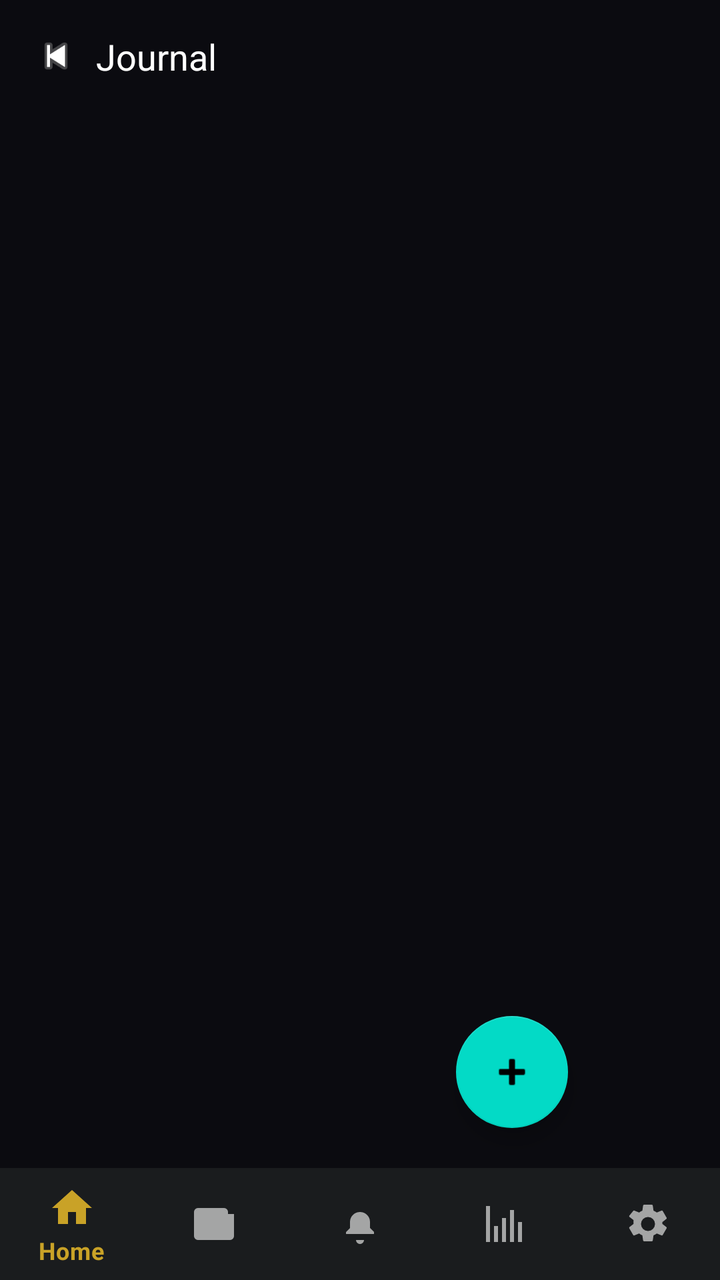
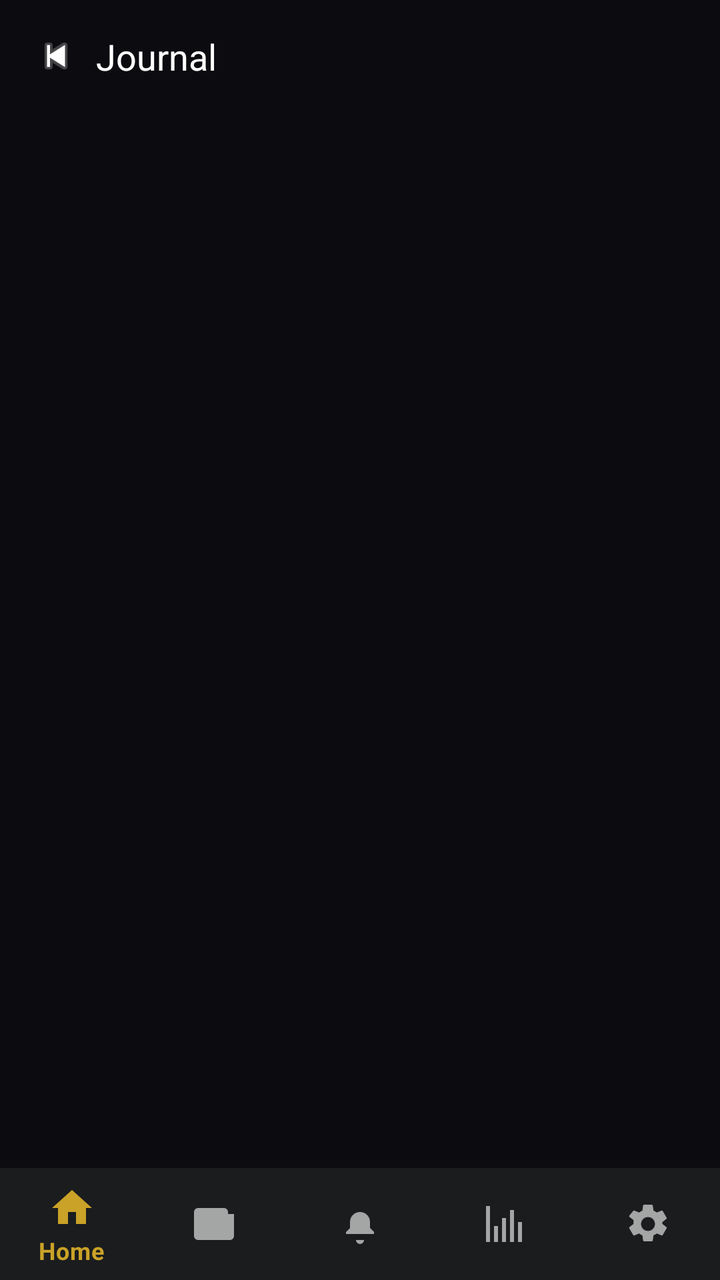

Before-and-after screenshots of an Android layout around one commit, followed by the original layout XML and the change that was made.
<!-- AndroidManifest.xml: activity theme Theme.SniperFlow -->
<!-- res/layout/activity_journal.xml -->
<?xml version="1.0" encoding="utf-8"?>
<FrameLayout xmlns:android="http://schemas.android.com/apk/res/android"
    xmlns:app="http://schemas.android.com/apk/res-auto"
    android:layout_width="match_parent" android:layout_height="match_parent">

    <LinearLayout android:orientation="vertical"
        android:layout_width="match_parent" android:layout_height="match_parent">

        <LinearLayout android:layout_width="match_parent" android:layout_height="wrap_content"
            android:orientation="horizontal" android:padding="16dp" android:gravity="center_vertical">
            <ImageView android:id="@+id/btnBack" android:layout_width="24dp" android:layout_height="24dp"
                android:src="@android:drawable/ic_media_previous" android:contentDescription="Back"/>
            <TextView android:id="@+id/title"
                android:layout_width="0dp" android:layout_height="wrap_content" android:layout_weight="1"
                android:text="Journal" android:textSize="18sp" android:layout_marginStart="8dp"/>
        </LinearLayout>

        <FrameLayout
            android:id="@+id/container"
            android:layout_width="match_parent"
            android:layout_height="0dp"
            android:layout_weight="1" >

            <com.google.android.material.floatingactionbutton.FloatingActionButton
                android:id="@+id/fabAddJournal"
                android:layout_width="wrap_content"
                android:layout_height="wrap_content"
                android:layout_gravity="end|bottom"
                android:layout_margin="76dp"
                android:src="@android:drawable/ic_input_add" />
        </FrameLayout>
    </LinearLayout>

    <com.google.android.material.bottomnavigation.BottomNavigationView
        android:id="@+id/bottomNav"
        android:layout_width="match_parent"
        android:layout_height="wrap_content"
        android:layout_gravity="bottom"
        app:menu="@menu/menu_bottom_nav" />

</FrameLayout>
<!-- resources referenced by this layout -->
<resources>
  <style name="Theme.SniperFlow" parent="Theme.MaterialComponents.DayNight.NoActionBar">
          <item name="android:colorBackground">@color/colorBackground</item>
          <item name="android:textColor">@color/colorOnBackground</item>
          <item name="colorPrimary">@color/colorPrimary</item>
          <item name="colorOnPrimary">@color/colorOnPrimary</item>
          <item name="colorSurface">@color/colorSurface</item>
          <item name="colorOnSurface">@color/colorOnSurface</item>
          <item name="android:fontFamily">sans-serif</item>
          <item name="materialButtonStyle">@style/Widget.MaterialComponents.Button</item>
      </style>
  <color name="colorBackground">@color/sf_ink_black</color>
  <color name="colorOnBackground">#FFFFFFFF</color>
  <color name="colorPrimary">@color/sf_gold</color>
  <color name="colorOnPrimary">#FF000000</color>
  <color name="colorSurface">@color/sf_slate</color>
  <color name="colorOnSurface">#FFFFFFFF</color>
  <color name="sf_ink_black">#0B0B10</color>
  <color name="sf_gold">#C9A227</color>
  <color name="sf_slate">#1A1C1E</color>
</resources>

<!-- the commit's change to res/layout/activity_journal.xml (unified diff, before → after) -->
@@ -1,34 +1,27 @@
 <?xml version="1.0" encoding="utf-8"?>
 <FrameLayout xmlns:android="http://schemas.android.com/apk/res/android"
     xmlns:app="http://schemas.android.com/apk/res-auto"
+    xmlns:tools="http://schemas.android.com/tools"
     android:layout_width="match_parent" android:layout_height="match_parent">
 
     <LinearLayout android:orientation="vertical"
         android:layout_width="match_parent" android:layout_height="match_parent">
 
         <LinearLayout android:layout_width="match_parent" android:layout_height="wrap_content"
-            android:orientation="horizontal" android:padding="16dp" android:gravity="center_vertical">
+            android:orientation="horizontal" android:padding="16dp" android:gravity="center_vertical"
+            tools:ignore="UseCompoundDrawables">
             <ImageView android:id="@+id/btnBack" android:layout_width="24dp" android:layout_height="24dp"
-                android:src="@android:drawable/ic_media_previous" android:contentDescription="Back"/>
+                android:src="@android:drawable/ic_media_previous" android:contentDescription="@string/back"/>
             <TextView android:id="@+id/title"
                 android:layout_width="0dp" android:layout_height="wrap_content" android:layout_weight="1"
-                android:text="Journal" android:textSize="18sp" android:layout_marginStart="8dp"/>
+                android:text="@string/journal_title" android:textSize="18sp" android:layout_marginStart="8dp"/>
         </LinearLayout>
 
         <FrameLayout
             android:id="@+id/container"
             android:layout_width="match_parent"
             android:layout_height="0dp"
-            android:layout_weight="1" >
-
-            <com.google.android.material.floatingactionbutton.FloatingActionButton
-                android:id="@+id/fabAddJournal"
-                android:layout_width="wrap_content"
-                android:layout_height="wrap_content"
-                android:layout_gravity="end|bottom"
-                android:layout_margin="76dp"
-                android:src="@android:drawable/ic_input_add" />
-        </FrameLayout>
+            android:layout_weight="1" />
     </LinearLayout>
 
     <com.google.android.material.bottomnavigation.BottomNavigationView
<!-- resource entries referenced after the edit -->
@@ -1,5 +1,6 @@
 <!-- resources referenced by this layout -->
 <resources>
+  <string name="journal_title">Journal</string>
   <style name="Theme.SniperFlow" parent="Theme.MaterialComponents.DayNight.NoActionBar">
           <item name="android:colorBackground">@color/colorBackground</item>
           <item name="android:textColor">@color/colorOnBackground</item>
